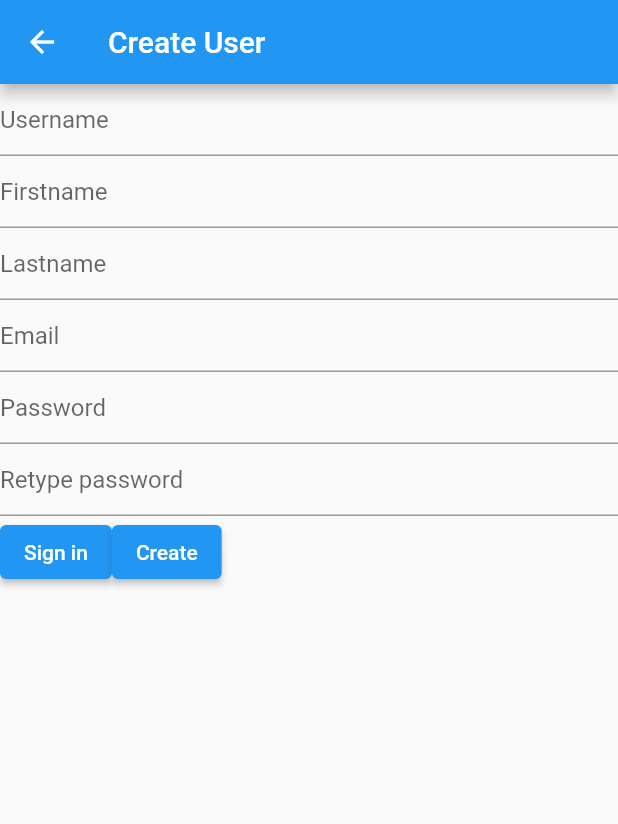
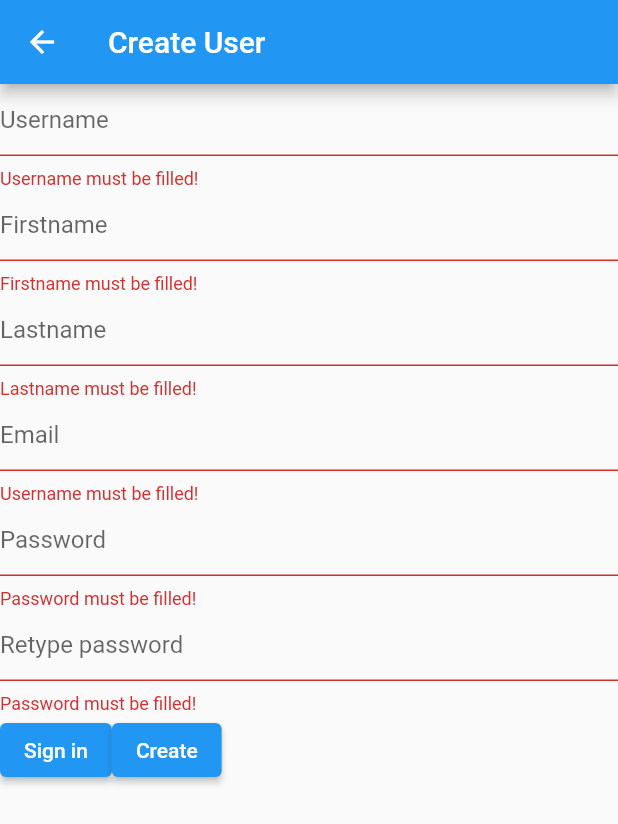
Before and after one commit to alex210501/AM4L-ExpenseTracker-MobileApplication, a Flutter app: the CreateUserScreen screen opened by its route, after a tap on "Create", on a phone screen of 412 x 824 dp. Shown: the top 824 px of the screen. Run offline on Flutter 3.47's test engine with Material 2 defaults, Android fonts, the phone set to English and light mode, and no system bars.

Commit message:
Complete form for SignUp user

```diff
--- a/lib/screens/create_user_screen.dart
+++ b/lib/screens/create_user_screen.dart
@@ -2,7 +2,6 @@ import 'package:flutter/material.dart';
 
 import 'package:am4l_expensetracker_mobileapplication/models/user.dart';
 import 'package:am4l_expensetracker_mobileapplication/services/api/expenses_tracker_api.dart';
-
 
 class CreateUserScreen extends StatefulWidget {
   final ExpensesTrackerApi expensesTrackerApi;
@@ -14,15 +13,17 @@ class CreateUserScreen extends StatefulWidget {
 }
 
 class _CreateUserScreenState extends State<CreateUserScreen> {
-  final _formKey = GlobalKey<FormState>();
-
   /// Create User
-  _createUser(BuildContext context) {
-    User user = User(username: '4', firstname: '2', lastname: '2', email: '2');
-
-    widget.expensesTrackerApi.userApi.createUser(user, 'yop')
+  _createUser(BuildContext context, User user, String password) {
+    widget.expensesTrackerApi.userApi
+        .createUser(user, 'yop')
         .then((_) => Navigator.pushNamed(context, '/login'))
         .catchError((error) => print(error));
+  }
+
+  /// On Sign In action
+  _onSignIn(BuildContext context) {
+    Navigator.pushNamed(context, '/login');
   }
 
   @override
@@ -32,29 +33,99 @@ class _CreateUserScreenState extends State<CreateUserScreen> {
         title: const Text("Create User"),
       ),
       body: Center(
-        child: Form(
+        child: _SignUpForm(
+          onCreate: _createUser,
+          onSignIn: _onSignIn,
+        ),
+      ),
+    );
+  }
+}
+
+class _SignUpForm extends StatefulWidget {
+  final void Function(BuildContext, User, String) onCreate;
+  final void Function(BuildContext) onSignIn;
+
+  const _SignUpForm(
+      {super.key, required this.onCreate, required this.onSignIn});
+
+  @override
+  State<_SignUpForm> createState() => _SignUpFormState();
+}
+
+class _SignUpFormState extends State<_SignUpForm> {
+  final _formKey = GlobalKey<FormState>();
+  final TextEditingController _usernameController = TextEditingController();
+  final TextEditingController _firstnameController = TextEditingController();
+  final TextEditingController _lastnameController = TextEditingController();
+  final TextEditingController _emailController = TextEditingController();
+  final TextEditingController _passwordController = TextEditingController();
+  final TextEditingController _confirmPasswordController =
+      TextEditingController();
+
+  void _onCreate(BuildContext context) {
+    if (_formKey.currentState!.validate()) {
+      User user = User(
+        username: _usernameController.text,
+        firstname: _firstnameController.text,
+        lastname: _lastnameController.text,
+        email: _emailController.text,
+      );
+      String password = _passwordController.text;
+
+      // Call the super onCreate
+      widget.onCreate(context, user, password);
+    }
+  }
+
+  @override
+  void dispose() {
+    // Clear ressources used by TextEditingController
+    _usernameController.dispose();
+    _firstnameController.dispose();
+    _lastnameController.dispose();
+    _emailController.dispose();
+    _passwordController.dispose();
+    _confirmPasswordController.dispose();
+
+    super.dispose();
+  }
+
+  @override
+  Widget build(BuildContext context) {
+    return Form(
       key: _formKey,
       child: Column(
         children: [
           TextFormField(
+            controller: _usernameController,
             decoration: const InputDecoration(hintText: "Username"),
             validator: (text) {
-                  return (text == null || text.isEmpty) ? "Username must be filled!" : null;
+              return (text == null || text.isEmpty)
+                  ? "Username must be filled!"
+                  : null;
             },
           ),
           TextFormField(
+            controller: _firstnameController,
             decoration: const InputDecoration(hintText: "Firstname"),
             validator: (text) {
-                  return (text == null || text.isEmpty) ? "Firstname must be filled!" : null;
+              return (text == null || text.isEmpty)
+                  ? "Firstname must be filled!"
+                  : null;
             },
           ),
           TextFormField(
+            controller: _lastnameController,
             decoration: const InputDecoration(hintText: "Lastname"),
             validator: (text) {
-                  return (text == null || text.isEmpty) ? "Lastname must be filled!" : null;
+              return (text == null || text.isEmpty)
+                  ? "Lastname must be filled!"
+                  : null;
             },
           ),
           TextFormField(
+            controller: _emailController,
             decoration: const InputDecoration(hintText: "Email"),
             validator: (text) {
               if (text == null || text.isEmpty) {
@@ -64,35 +135,48 @@ class _CreateUserScreenState extends State<CreateUserScreen> {
             },
           ),
           TextFormField(
+            controller: _passwordController,
             decoration: const InputDecoration(hintText: "Password"),
             obscureText: true,
             validator: (text) {
-                  return (text == null || text.isEmpty) ? "Password must be filled!" : null;
+              return (text == null || text.isEmpty)
+                  ? "Password must be filled!"
+                  : null;
             },
           ),
           TextFormField(
+            controller: _confirmPasswordController,
             decoration: const InputDecoration(hintText: "Retype password"),
             obscureText: true,
             validator: (text) {
-                  return (text == null || text.isEmpty) ? "Password must be filled!" : null;
+              final password = _passwordController.text;
+              final confirPassword = _confirmPasswordController.text;
+
+              if (text == null || text.isEmpty) {
+                return "Password must be filled!";
+              }
+
+              if (password != confirPassword) {
+                return "Passwords must match!";
+              }
+
+              return null;
             },
           ),
           Row(
             children: [
               ElevatedButton(
-                    onPressed: () => Navigator.pushNamed(context, '/login'),
+                onPressed: () => widget.onSignIn(context),
                 child: const Text("Sign in"),
               ),
               ElevatedButton(
-                    onPressed: () => _createUser(context),
+                onPressed: () => _onCreate(context),
                 child: const Text("Create"),
               )
             ],
           ),
         ],
       ),
-        ),
-      ),
     );
   }
 }
```
Also changed, not shown: lib/main.dart (+9 -5 lines), lib/screens/space_information_screen.dart (renamed from lib/services/api/space_information_screen.dart), lib/widgets/info_snackbar.dart (added). Lines whose indentation alone changed are shown as unchanged.
